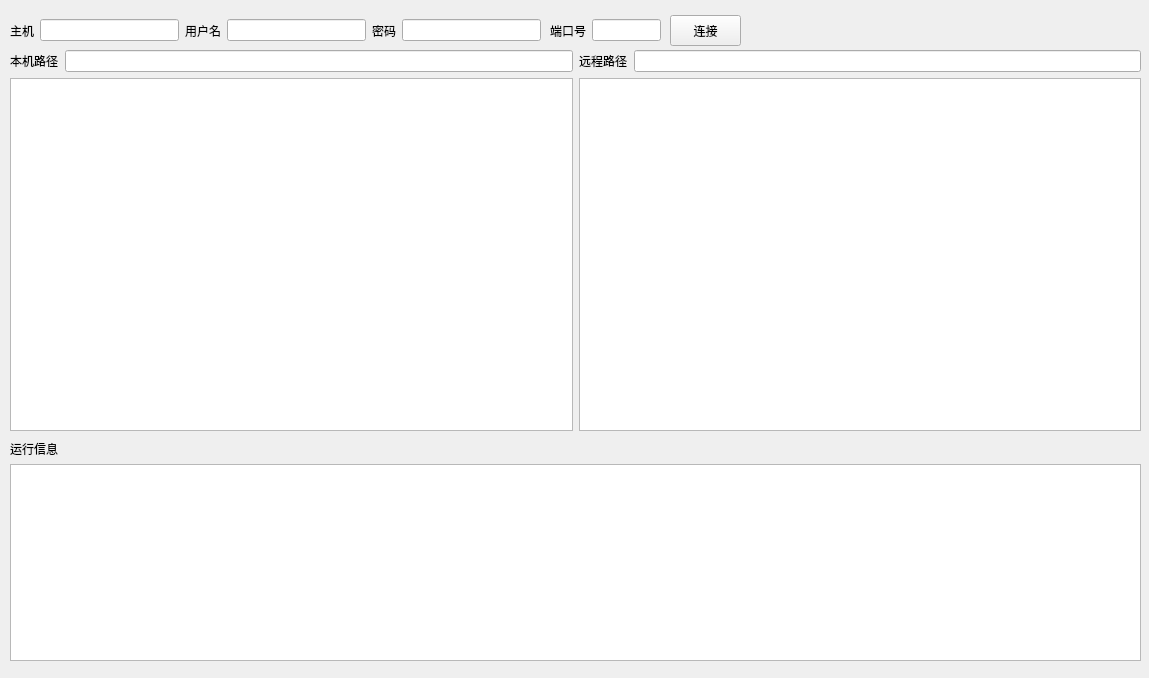
Above: ui/client.ui from hot-dry-noodles/ftp before the change. Below: the same form after it.
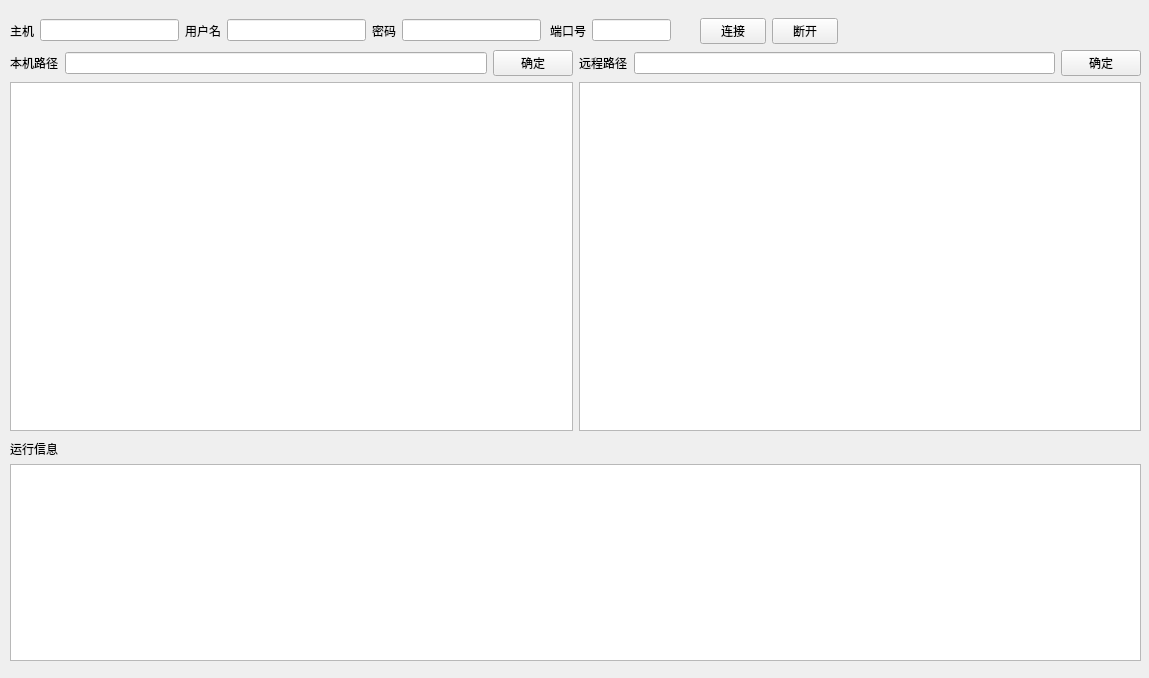
That is the form after the change.

Commit message: disconnect and change path oK

What changed in the file:
```diff
--- a/ui/client.ui
+++ b/ui/client.ui
@@ -73,7 +73,7 @@
      <rect>
       <x>550</x>
       <y>10</y>
-      <width>111</width>
+      <width>121</width>
       <height>41</height>
      </rect>
     </property>
@@ -120,19 +120,6 @@
      </item>
     </layout>
    </widget>
-   <widget class="QPushButton" name="connectButton">
-    <property name="geometry">
-     <rect>
-      <x>670</x>
-      <y>15</y>
-      <width>71</width>
-      <height>31</height>
-     </rect>
-    </property>
-    <property name="text">
-     <string>连接</string>
-    </property>
-   </widget>
    <widget class="QWidget" name="horizontalLayoutWidget_3">
     <property name="geometry">
      <rect>
@@ -161,6 +148,13 @@
            </property>
           </widget>
          </item>
+         <item>
+          <widget class="QPushButton" name="localPathButton">
+           <property name="text">
+            <string>确定</string>
+           </property>
+          </widget>
+         </item>
         </layout>
        </item>
        <item>
@@ -186,6 +180,13 @@
            </property>
           </widget>
          </item>
+         <item>
+          <widget class="QPushButton" name="remotePathButton">
+           <property name="text">
+            <string>确定</string>
+           </property>
+          </widget>
+         </item>
         </layout>
        </item>
        <item>
@@ -195,6 +196,32 @@
      </item>
     </layout>
    </widget>
+   <widget class="QWidget" name="horizontalLayoutWidget_4">
+    <property name="geometry">
+     <rect>
+      <x>700</x>
+      <y>14</y>
+      <width>138</width>
+      <height>35</height>
+     </rect>
+    </property>
+    <layout class="QHBoxLayout" name="horizontalLayout_7">
+     <item>
+      <widget class="QPushButton" name="connectButton">
+       <property name="text">
+        <string>连接</string>
+       </property>
+      </widget>
+     </item>
+     <item>
+      <widget class="QPushButton" name="disconnectButton">
+       <property name="text">
+        <string>断开</string>
+       </property>
+      </widget>
+     </item>
+    </layout>
+   </widget>
   </widget>
  </widget>
  <resources/>
```
The commit also changes 3 other files.
